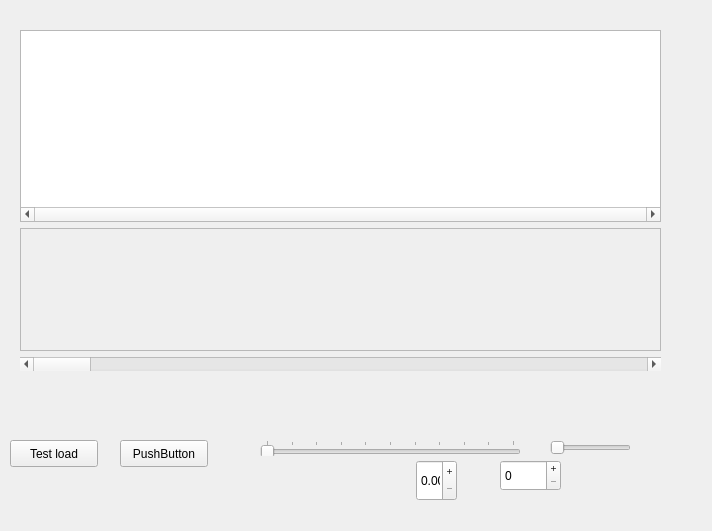
First picture: the form in graphviewform.ui, repository albert-sergeev/FinLoader, before the edit.
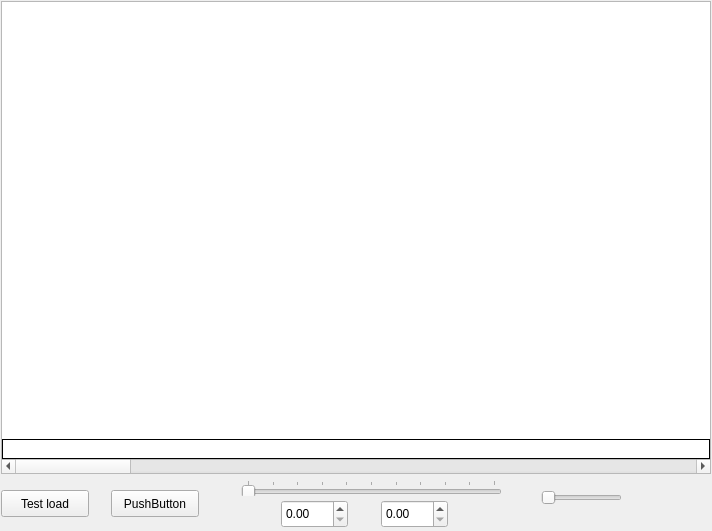
Second picture: the form after the edit.

Commit message: added basic display of tick bars in the GraphViewForm

Patch:
```diff
--- a/graphviewform.ui
+++ b/graphviewform.ui
@@ -25,15 +25,152 @@
   <property name="windowTitle">
    <string>Form</string>
   </property>
+  <layout class="QVBoxLayout" name="verticalLayout_2">
+   <property name="leftMargin">
+    <number>1</number>
+   </property>
+   <property name="topMargin">
+    <number>1</number>
+   </property>
+   <property name="rightMargin">
+    <number>1</number>
+   </property>
+   <property name="bottomMargin">
+    <number>1</number>
+   </property>
+   <item>
+    <widget class="QFrame" name="frame">
+     <property name="frameShape">
+      <enum>QFrame::StyledPanel</enum>
+     </property>
+     <property name="frameShadow">
+      <enum>QFrame::Raised</enum>
+     </property>
+     <layout class="QVBoxLayout" name="verticalLayout">
+      <property name="spacing">
+       <number>0</number>
+      </property>
+      <property name="leftMargin">
+       <number>0</number>
+      </property>
+      <property name="topMargin">
+       <number>0</number>
+      </property>
+      <property name="rightMargin">
+       <number>0</number>
+      </property>
+      <property name="bottomMargin">
+       <number>0</number>
+      </property>
+      <item>
+       <widget class="QGraphicsView" name="grViewQuotes">
+        <property name="frameShape">
+         <enum>QFrame::NoFrame</enum>
+        </property>
+        <property name="frameShadow">
+         <enum>QFrame::Plain</enum>
+        </property>
+        <property name="horizontalScrollBarPolicy">
+         <enum>Qt::ScrollBarAlwaysOff</enum>
+        </property>
+       </widget>
+      </item>
+      <item>
+       <widget class="QGraphicsView" name="graphicsView_3">
+        <property name="minimumSize">
+         <size>
+          <width>0</width>
+          <height>20</height>
+         </size>
+        </property>
+        <property name="maximumSize">
+         <size>
+          <width>16777215</width>
+          <height>20</height>
+         </size>
+        </property>
+        <property name="frameShape">
+         <enum>QFrame::NoFrame</enum>
+        </property>
+        <property name="frameShadow">
+         <enum>QFrame::Plain</enum>
+        </property>
+       </widget>
+      </item>
+      <item>
+       <widget class="QGraphicsView" name="graphicsView_2">
+        <property name="minimumSize">
+         <size>
+          <width>0</width>
+          <height>60</height>
+         </size>
+        </property>
+        <property name="maximumSize">
+         <size>
+          <width>16777215</width>
+          <height>60</height>
+         </size>
+        </property>
+        <property name="frameShape">
+         <enum>QFrame::NoFrame</enum>
+        </property>
+        <property name="frameShadow">
+         <enum>QFrame::Plain</enum>
+        </property>
+       </widget>
+      </item>
+      <item>
+       <widget class="QGraphicsView" name="graphicsView">
+        <property name="minimumSize">
+         <size>
+          <width>0</width>
+          <height>20</height>
+         </size>
+        </property>
+        <property name="maximumSize">
+         <size>
+          <width>16777215</width>
+          <height>20</height>
+         </size>
+        </property>
+        <property name="frameShape">
+         <enum>QFrame::Panel</enum>
+        </property>
+        <property name="frameShadow">
+         <enum>QFrame::Plain</enum>
+        </property>
+       </widget>
+      </item>
+      <item>
+       <widget class="QScrollBar" name="scrlBarHorizontal">
+        <property name="minimumSize">
+         <size>
+          <width>0</width>
+          <height>14</height>
+         </size>
+        </property>
+        <property name="maximumSize">
+         <size>
+          <width>16777215</width>
+          <height>14</height>
+         </size>
+        </property>
+        <property name="focusPolicy">
+         <enum>Qt::StrongFocus</enum>
+        </property>
+        <property name="pageStep">
+         <number>20</number>
+        </property>
+        <property name="orientation">
+         <enum>Qt::Horizontal</enum>
+        </property>
+       </widget>
+      </item>
+     </layout>
+    </widget>
+   </item>
+   <item>
   <widget class="QWidget" name="widget" native="true">
-   <property name="geometry">
-    <rect>
-     <x>10</x>
-     <y>430</y>
-     <width>723</width>
-     <height>71</height>
-    </rect>
-   </property>
    <property name="minimumSize">
     <size>
      <width>0</width>
@@ -43,8 +180,8 @@
    <widget class="QSlider" name="horizontalSlider">
     <property name="geometry">
      <rect>
-      <x>250</x>
-      <y>10</y>
+        <x>240</x>
+        <y>0</y>
       <width>261</width>
       <height>16</height>
      </rect>
@@ -107,86 +244,37 @@
    <widget class="QDoubleSpinBox" name="doubleSpinBox">
     <property name="geometry">
      <rect>
-      <x>406</x>
-      <y>30</y>
-      <width>41</width>
-      <height>41</height>
-     </rect>
-    </property>
-    <property name="buttonSymbols">
-     <enum>QAbstractSpinBox::PlusMinus</enum>
-    </property>
-   </widget>
-   <widget class="QSpinBox" name="spinBox">
+        <x>280</x>
+        <y>20</y>
+        <width>67</width>
+        <height>28</height>
+       </rect>
+      </property>
+     </widget>
+     <widget class="QDoubleSpinBox" name="doubleSpinBox_2">
     <property name="geometry">
      <rect>
-      <x>490</x>
-      <y>30</y>
-      <width>61</width>
-      <height>31</height>
-     </rect>
-    </property>
-    <property name="wrapping">
-     <bool>false</bool>
-    </property>
-    <property name="buttonSymbols">
-     <enum>QAbstractSpinBox::PlusMinus</enum>
-    </property>
-    <property name="accelerated">
-     <bool>false</bool>
-    </property>
-    <property name="showGroupSeparator" stdset="0">
-     <bool>false</bool>
-    </property>
-   </widget>
-  </widget>
-  <widget class="QWidget" name="layoutWidget">
-   <property name="geometry">
-    <rect>
-     <x>20</x>
-     <y>30</y>
-     <width>641</width>
-     <height>341</height>
-    </rect>
-   </property>
-   <layout class="QVBoxLayout" name="verticalLayout">
-    <item>
-     <widget class="QGraphicsView" name="grViewQuotes">
-      <property name="horizontalScrollBarPolicy">
-       <enum>Qt::ScrollBarAlwaysOn</enum>
-      </property>
-     </widget>
-    </item>
-    <item>
-     <widget class="QScrollArea" name="scrollArea_2">
-      <property name="horizontalScrollBarPolicy">
-       <enum>Qt::ScrollBarAlwaysOff</enum>
-      </property>
-      <property name="widgetResizable">
-       <bool>true</bool>
-      </property>
-      <widget class="QWidget" name="scrollAreaWidgetContents_2">
-       <property name="geometry">
-        <rect>
-         <x>0</x>
-         <y>0</y>
-         <width>637</width>
-         <height>119</height>
-        </rect>
-       </property>
-      </widget>
-     </widget>
-    </item>
-    <item>
-     <widget class="QScrollBar" name="scrlBarHorizontal">
-      <property name="orientation">
-       <enum>Qt::Horizontal</enum>
-      </property>
+        <x>380</x>
+        <y>20</y>
+        <width>67</width>
+        <height>28</height>
+       </rect>
+      </property>
+     </widget>
      </widget>
     </item>
    </layout>
   </widget>
- </widget>
+ <tabstops>
+  <tabstop>graphicsView</tabstop>
+  <tabstop>horizontalSlider</tabstop>
+  <tabstop>horizontalSlider_2</tabstop>
+  <tabstop>btnTest2</tabstop>
+  <tabstop>grViewQuotes</tabstop>
+  <tabstop>graphicsView_3</tabstop>
+  <tabstop>graphicsView_2</tabstop>
+  <tabstop>btnTestLoad</tabstop>
+ </tabstops>
  <resources/>
  <connections/>
 </ui>
```
Lines whose indentation alone changed are shown as unchanged. The commit also changes 6 other files.
